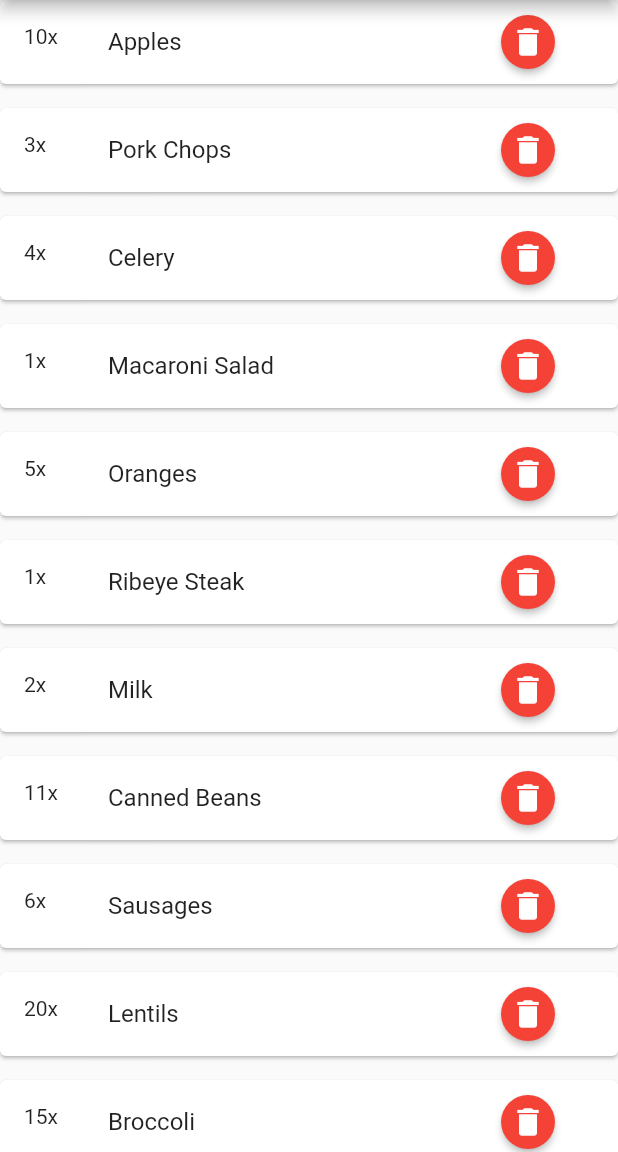
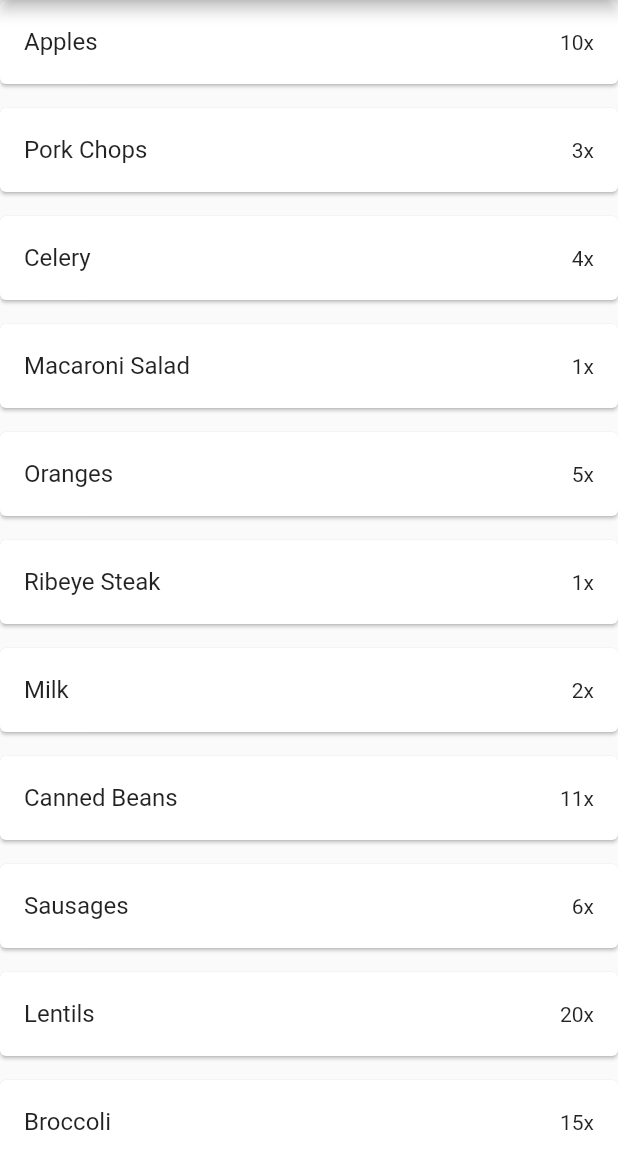
Before and after one commit to Digital-Vault/GroceryApp, a Flutter app: the screen it shows after launch, on a phone screen of 412 x 824 dp, the part 84-1236 px from its top. Run offline on Flutter 3.47's test engine with Material 2 defaults, Android fonts, the phone set to English and light mode, and no system bars; our stand-ins replace rxdart.

Commit message:
swipe delete added

```diff
--- a/lib/grocery_card.dart
+++ b/lib/grocery_card.dart
@@ -29,46 +29,27 @@ class GroceryCard extends StatelessWidget {
   }
 
   Widget _buildTile(BuildContext context) {
-    return ListTile(
-      trailing: RaisedButton(
-      child: Icon(Icons.delete, color: Colors.white,),
-      color: Colors.red,
-      shape: CircleBorder(),
-      onPressed: () {
-        confirmItemDeletion(context);
-      },),
-      leading: Text("${item.quantity}x"),
-      title: Text(
-        item.name,
+    return Dismissible(
+      key: ObjectKey(item.name),
+      background: deleteGroceryBackground(),
+      child: ListTile(
+        trailing: Text("${item.quantity}x"),
+        title: Text(
+          item.name,
+        ),
       ),
     );
   }
 
-  void confirmItemDeletion(BuildContext context) {
-    var confirmationDialog = AlertDialog(
-      title: Text("Delete This Item?"),
-      content: Text("Are you sure you want to delete this item? ${item.name} Quantity: ${item.quantity}x"),
-      actions: <Widget>[
-        FlatButton(
-          child: Text("Yeet it"),
-          onPressed: () {
-            //delete functionality here...
-          },
-        ),
-        FlatButton(
-          child: Text("Nah, fam"),
-          onPressed: () {
-            Navigator.pop(context);
-          },
-        )
-      ],
-    );
-
-    showDialog(
-      context: context,
-      builder: (BuildContext context) {
-        return confirmationDialog;
-      }
+  Widget deleteGroceryBackground() {
+    return Container(
+      alignment: Alignment.centerRight,
+      padding: EdgeInsets.only(right: 20.0),
+      color: Colors.red,
+      child: Icon(
+        Icons.delete,
+        color: Colors.white,
+      ),
     );
   }
 }
```
Also changed, not shown: lib/detailed_page.dart (+33 -2 lines).
